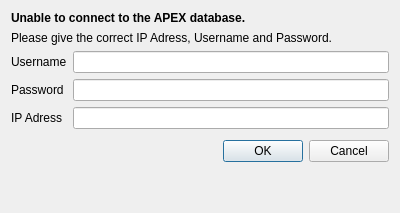
Qt form strf_dbpasswd.ui (dkratzert/StructureFinder) before a commit.
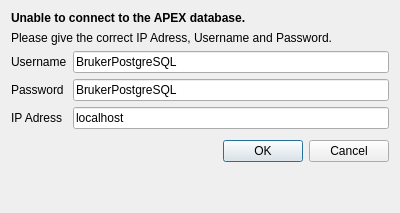
The same form after that commit.

Commit message: password dialog seem to work

```diff
--- a/strf_dbpasswd.ui
+++ b/strf_dbpasswd.ui
@@ -23,6 +23,9 @@
   <property name="windowTitle">
    <string>StructureFinder</string>
   </property>
+  <property name="sizeGripEnabled">
+   <bool>false</bool>
+  </property>
   <property name="modal">
    <bool>true</bool>
   </property>
@@ -65,7 +68,11 @@
         </widget>
        </item>
        <item row="2" column="1">
-        <widget class="QLineEdit" name="userNameLineEdit"/>
+        <widget class="QLineEdit" name="userNameLineEdit">
+         <property name="text">
+          <string>BrukerPostgreSQL</string>
+         </property>
+        </widget>
        </item>
        <item row="3" column="0">
         <widget class="QLabel" name="PasswordLabel">
@@ -75,7 +82,11 @@
         </widget>
        </item>
        <item row="3" column="1">
-        <widget class="QLineEdit" name="PasswordLineEdit"/>
+        <widget class="QLineEdit" name="PasswordLineEdit">
+         <property name="text">
+          <string>BrukerPostgreSQL</string>
+         </property>
+        </widget>
        </item>
        <item row="4" column="0">
         <widget class="QLabel" name="IPLabel">
@@ -85,7 +96,11 @@
         </widget>
        </item>
        <item row="4" column="1">
-        <widget class="QLineEdit" name="IPlineEdit"/>
+        <widget class="QLineEdit" name="IPlineEdit">
+         <property name="text">
+          <string>localhost</string>
+         </property>
+        </widget>
        </item>
       </layout>
      </item>
```
Left out of the diff: 35 changed lines with no effect on the pictures. The commit also changes 3 other files.
